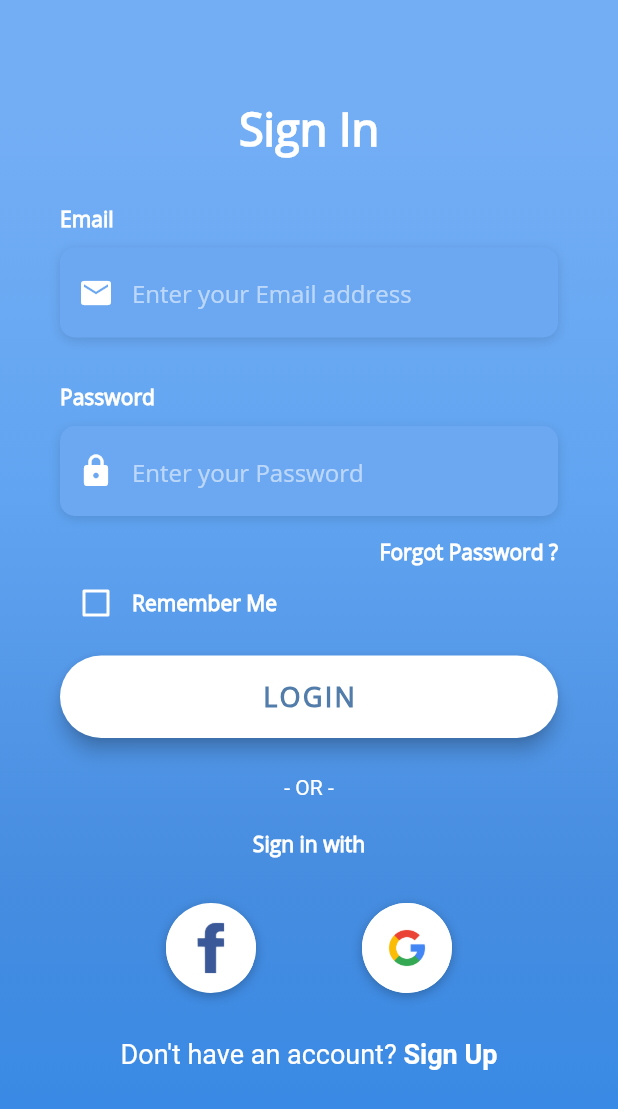
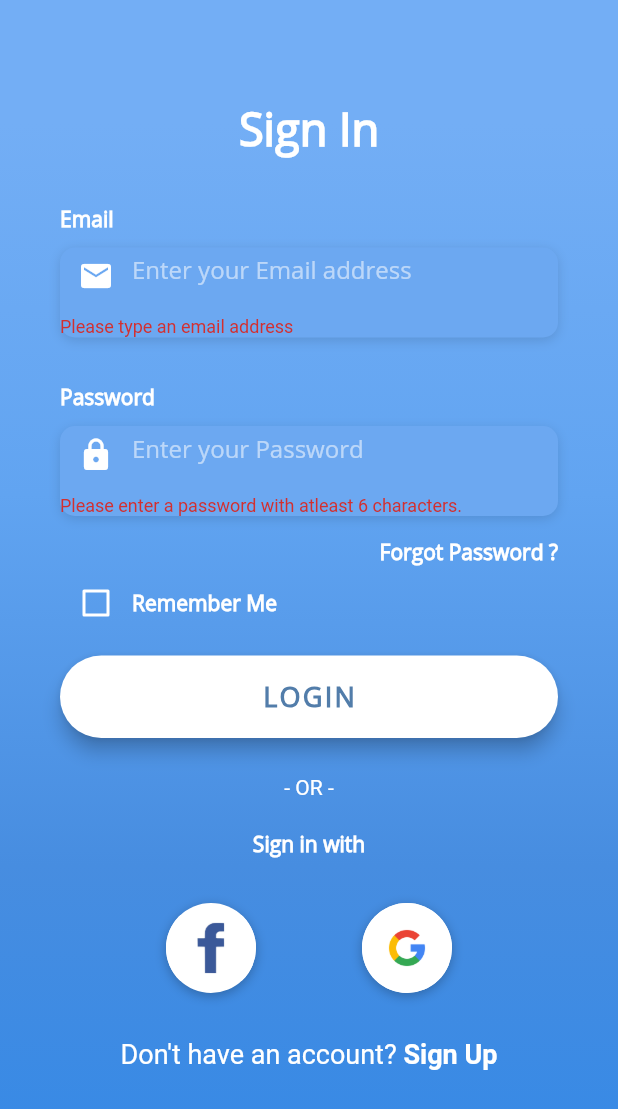
Before and after one commit to vaibhavpotdar911/Bluebee, a Flutter app: the screen it shows after launch, after a tap on "LOGIN", on a phone screen of 412 x 824 dp. Shown: the top 1109 px of the screen. Run offline on Flutter 3.47's test engine with Material 2 defaults, Android fonts, the phone set to English and light mode, and no system bars; our stand-ins replace firebase_auth, sqflite; accounts and stored records are empty.

Commit message:
Connected the Login UI to firebase and implemented basic login process. All buttons need to be configured using firebase. Also TODO List is integrated in the app.

```diff
--- a/lib/pages/logonScreen.dart
+++ b/lib/pages/logonScreen.dart
@@ -1,6 +1,9 @@
 import 'package:flutter/material.dart';
+import 'package:firebase_auth/firebase_auth.dart';
 import 'package:flutter/services.dart';
 import 'package:flutterapp/constants/constants.dart';
+import 'package:flutterapp/pages/todoui.dart';
+
 
 void main() => runApp(LoginScreen());
 
@@ -11,7 +14,8 @@ class LoginScreen extends StatefulWidget {
 
 class _LoginScreenState extends State<LoginScreen> {
   bool rememberMe = false;
-
+  String _email, _password;
+  final GlobalKey<FormState> _formKey = GlobalKey<FormState>();
   Widget emailAddressBtn() {
     return Column(
       crossAxisAlignment: CrossAxisAlignment.start,
@@ -25,7 +29,14 @@ class _LoginScreenState extends State<LoginScreen> {
           alignment: Alignment.centerLeft,
           decoration: kBoxDecorationStyle,
           height: 60.0,
-          child: TextField(
+          child: TextFormField(
+            // ignore: missing_return
+            validator: (input) {
+              if(input.isEmpty) {
+                return 'Please type an email address';
+              }
+            },
+            onSaved: (input) => _email = input,
             keyboardType: TextInputType.emailAddress,
             style: TextStyle(
               color: Colors.white,
@@ -57,7 +68,14 @@ class _LoginScreenState extends State<LoginScreen> {
           alignment: Alignment.centerLeft,
           decoration: kBoxDecorationStyle,
           height: 60.0,
-          child: TextField(
+          child: TextFormField(
+            // ignore: missing_return
+            validator: (input) {
+              if(input.length < 6) {
+                return 'Please enter a password with atleast 6 characters.';
+              }
+            },
+            onSaved: (input) => _password = input,
             obscureText: true,
             style: TextStyle(
               color: Colors.white,
@@ -123,7 +141,7 @@ class _LoginScreenState extends State<LoginScreen> {
       width: double.infinity,
       child: RaisedButton(
         elevation: 5.0,
-        onPressed: () => print('Login Button pressed!'),
+        onPressed: signIn,
         padding: EdgeInsets.all(15.0),
         shape: RoundedRectangleBorder(
           borderRadius: BorderRadius.circular(30.0),
@@ -248,10 +266,26 @@ class _LoginScreenState extends State<LoginScreen> {
     );
   }
 
+  Future<void> signIn() async {
+    final formState = _formKey.currentState;
+    if (formState.validate()) {
+      formState.save();
+      try {
+        AuthResult user = await FirebaseAuth.instance.signInWithEmailAndPassword(email: _email, password: _password);
+        Navigator.push(context, MaterialPageRoute(builder: (context) => todoui()));
+      }
+      catch(e) {
+        print(e.message);
+      }
+    }
+  }
+
   @override
   Widget build(BuildContext context) {
     return Scaffold(
-      body: AnnotatedRegion<SystemUiOverlayStyle>(
+      body: Form(
+        key: _formKey,
+        child: AnnotatedRegion<SystemUiOverlayStyle>(
           value: SystemUiOverlayStyle.light,
           child: GestureDetector(
             onTap: () => FocusScope.of(context).unfocus(),
@@ -316,6 +350,7 @@ class _LoginScreenState extends State<LoginScreen> {
             ),
           ),
         ),
+      ),
     );
   }
 }
--- a/lib/pages/todoui.dart
+++ b/lib/pages/todoui.dart
@@ -1,11 +1,13 @@
 import 'package:flutter/material.dart';
-import 'package:todo/dbhelper.dart';
+import 'dbhelper.dart';
 
+// ignore: camel_case_types
 class todoui extends StatefulWidget {
   @override
   _todouiState createState() => _todouiState();
 }
 
+// ignore: camel_case_types
 class _todouiState extends State<todoui>{
 
   final dbhelper = Databasehelper.instance;
--- a/pubspec.yaml
+++ b/pubspec.yaml
@@ -1,5 +1,5 @@
 name: flutterapp
-description: Flutter app
+description: Flutter application
 
 version: 1.0.0+1
 
@@ -7,6 +7,9 @@ environment:
   sdk: ">=2.1.0 <3.0.0"
 
 dependencies:
+  firebase_auth: ^0.16.0
+  sqflite: ^1.3.0
+  path_provider: ^1.6.7
   flutter:
     sdk: flutter
 
```
Also changed, not shown: pubspec.lock, 7 other files. Lines whose indentation alone changed are shown as unchanged.
